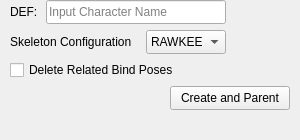
und-dream-lab/rawkee, file rawkee4maya/maya/auxilary/RKHAnimHumanoidSetupPanel.ui: the form before one commit.
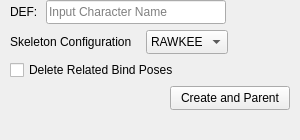
The form after the commit.

The edit to the form file:
```diff
--- a/rawkee4maya/maya/auxilary/RKHAnimHumanoidSetupPanel.ui
+++ b/rawkee4maya/maya/auxilary/RKHAnimHumanoidSetupPanel.ui
@@ -120,8 +120,8 @@
          </property>
          <property name="maximumSize">
           <size>
-           <width>80</width>
-           <height>24</height>
+           <width>16777215</width>
+           <height>16777215</height>
           </size>
          </property>
          <item>
```
Left out of the diff: 16 changed lines with no effect on the pictures.
